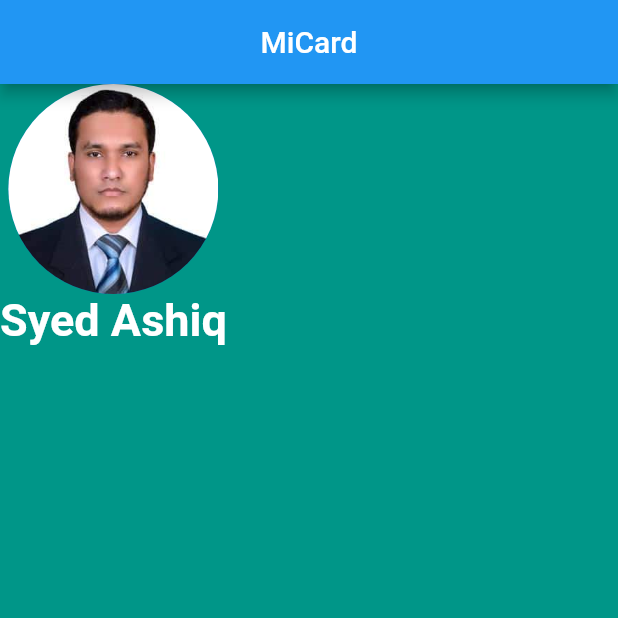
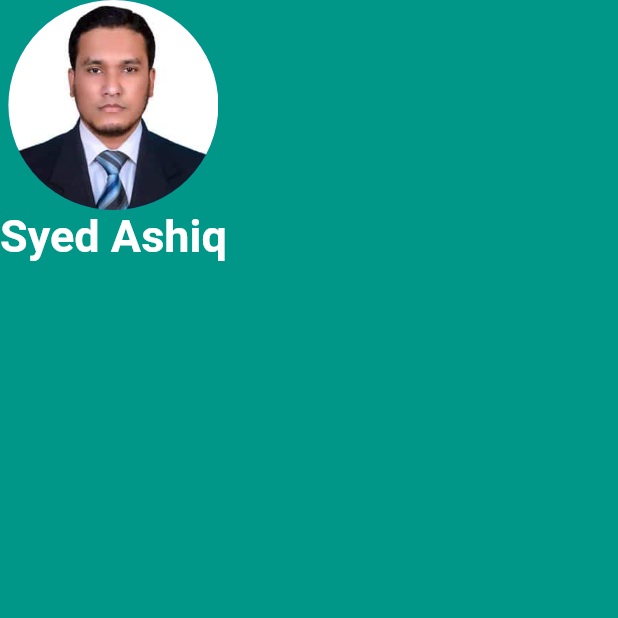
Before and after one commit to syedashiqbd/mi_card_flutter_office-pc, a Flutter app: the screen it shows after launch, on a phone screen of 412 x 824 dp, the top half of it. Run offline on Flutter 3.47's test engine with Material 2 defaults, Android fonts, the phone set to English and light mode, and no system bars.

Commit message:
22-12-21

```diff
--- a/lib/main.dart
+++ b/lib/main.dart
@@ -12,14 +12,8 @@ class MyApp extends StatelessWidget {
     return MaterialApp(
       home: Scaffold(
         backgroundColor: Colors.teal,
-        appBar: AppBar(
-          title: Center(child: Text('MiCard')),
-        ),
+
         body: SafeArea(
-
-          // child: Container(
-          //   child: Image(image: AssetImage('images/ashiq.png'),),
-          // ),
           child: Column(children:<Widget> [
           CircleAvatar(
             radius: 70.0,
```
